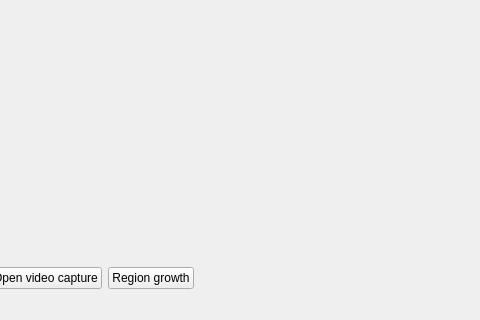
Before: the Qt Designer form data/qt/MainWindow.ui in gstiebler/vision_workbench, drawn with Qt 5; both pictures show x 278 to 758 and y 593 to 913 of the 1008 by 913 pixel window.
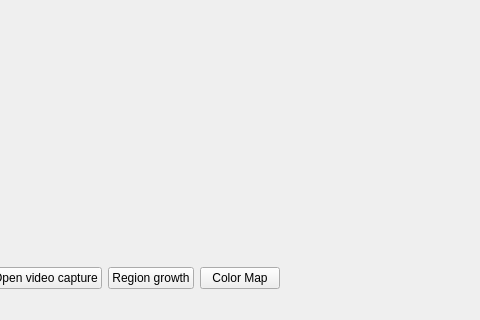
After: the same form once the commit is applied.

Commit message: Color maping

What changed in the file:
```diff
--- a/data/qt/MainWindow.ui
+++ b/data/qt/MainWindow.ui
@@ -96,6 +96,13 @@
         </property>
        </widget>
       </item>
+      <item>
+       <widget class="QPushButton" name="colorMapButton">
+        <property name="text">
+         <string>Color Map</string>
+        </property>
+       </widget>
+      </item>
       <item>
        <spacer name="horizontalSpacer">
         <property name="orientation">
```
The commit also changes 2 other files.
